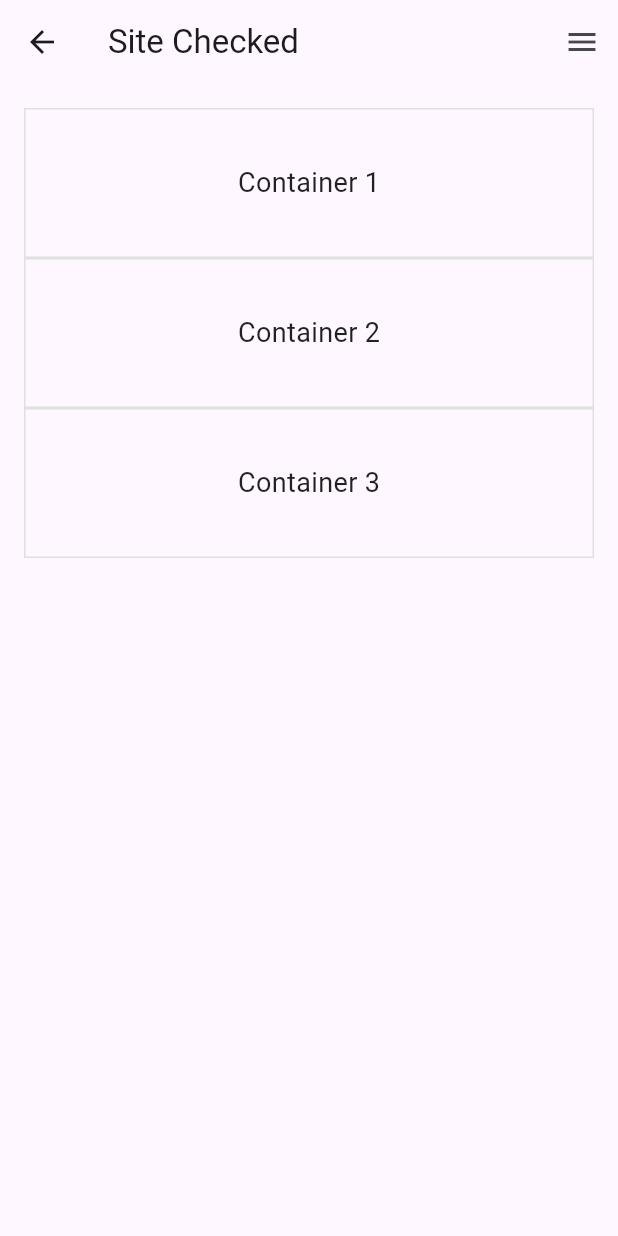
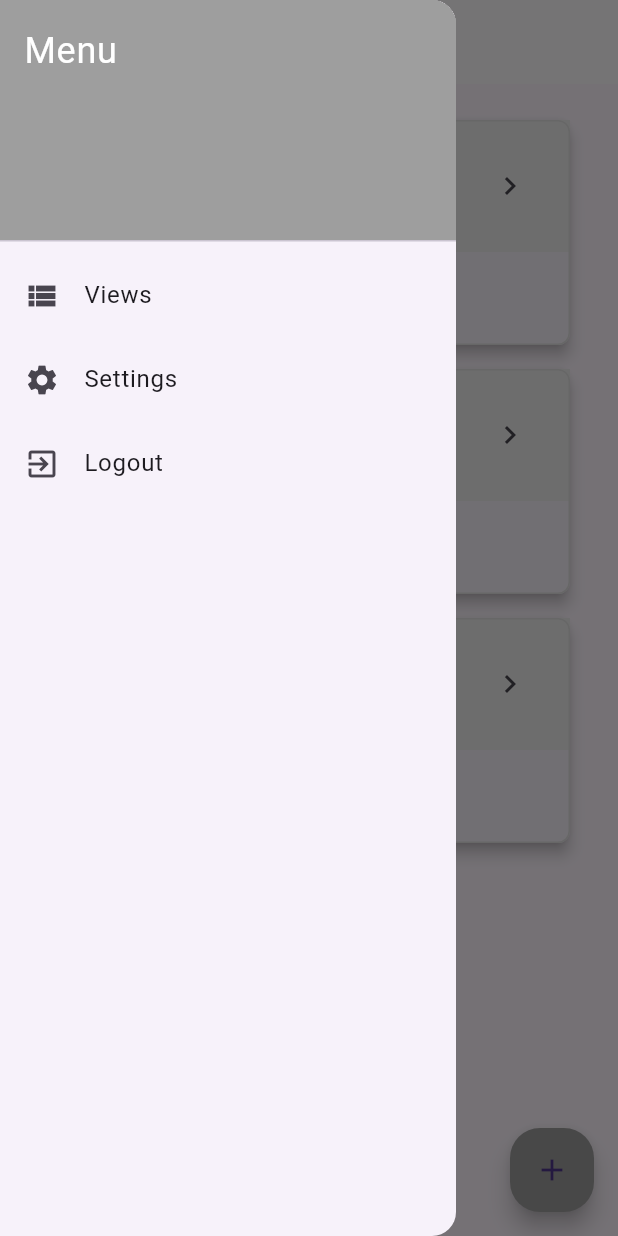
Before and after one commit to lhaislla/fpa, a Flutter app: the HomeMonitoramentoPage screen opened by its route, with the side drawer open (before the commit the screen has no drawer), on a phone screen of 412 x 824 dp. Run offline on Flutter 3.47's test engine with Material 3 defaults, Android fonts, the light colour scheme and no system bars; our stand-ins replace cloud_firestore, firebase_auth, firebase_core, google_sign_in; accounts and stored records are empty.

Commit message:
Menu lateral

```diff
--- /dev/null
+++ b/lib/services/log_out.dart
@@ -0,0 +1,13 @@
+import 'package:firebase_auth/firebase_auth.dart';
+import 'package:flutter/material.dart';
+
+class LogOut {
+  static Future<void> signOut(BuildContext context) async {
+    try {
+      await FirebaseAuth.instance.signOut();
+      Navigator.pushNamedAndRemoveUntil(context, '/login', (route) => false);
+    } catch (e) {
+      print('Erro ao sair da conta: $e');
+    }
+  }
+}
--- a/lib/shared/widgets/containers_list.dart
+++ b/lib/shared/widgets/containers_list.dart
@@ -13,21 +13,38 @@ class ContainersList extends StatelessWidget {
     return ListView.builder(
       itemCount: items.length,
       itemBuilder: (context, index) {
-        return GestureDetector(
-          onTap: () {
-            onItemClick?.call(index);
-          },
+        return Card(
+          margin: EdgeInsets.symmetric(vertical: 8.0, horizontal: 16.0),
+          elevation: 4.0, // Define a elevação dos cards
+          shape: RoundedRectangleBorder(
+            borderRadius: BorderRadius.circular(8.0),
+            side: BorderSide(color: Colors.grey[300]!), // Contorno cinza claro
+          ),
           child: Container(
-            height: 100,
-            decoration: BoxDecoration(
-              border:
-                  Border.all(color: Colors.grey[300]!), // Contorno cinza claro
-            ),
-            child: Center(
-              child: Text(
-                items[index],
-                style: TextStyle(color: Colors.black87, fontSize: 18),
-              ),
+            height: 150, // Define a altura do card
+            child: Column(
+              children: [
+                Container(
+                  color: Colors.grey[200], // Cor de fundo cinza claro
+                  child: ListTile(
+                    contentPadding: EdgeInsets.all(
+                        16.0), // Ajuste o preenchimento conforme necessário
+                    title: Text(
+                      items[index],
+                      style: TextStyle(color: Colors.black87, fontSize: 18),
+                    ),
+                    trailing: IconButton(
+                      icon: Icon(Icons.keyboard_arrow_right),
+                      onPressed: () {
+                        onItemClick?.call(index);
+                      },
+                    ),
+                    onTap: () {
+                      onItemClick?.call(index);
+                    },
+                  ),
+                ),
+              ],
             ),
           ),
         );
--- /dev/null
+++ b/lib/shared/widgets/menu_lateral.dart
@@ -0,0 +1,53 @@
+// menu_lateral.dart
+
+import 'package:flutter/material.dart';
+import 'package:fpa/services/log_out.dart'; // Importe o arquivo log_out.dart
+
+class MenuLateral extends StatelessWidget {
+  @override
+  Widget build(BuildContext context) {
+    return Drawer(
+      child: ListView(
+        padding: EdgeInsets.zero,
+        children: <Widget>[
+          DrawerHeader(
+            decoration: BoxDecoration(
+              color: Colors.grey, // Cor de fundo do cabeçalho
+            ),
+            child: Text(
+              'Menu',
+              style: TextStyle(
+                color: Colors.white,
+                fontSize: 24,
+              ),
+            ),
+          ),
+          ListTile(
+            leading: Icon(Icons.view_list),
+            title: Text('Views'),
+            onTap: () {
+              // Implemente a navegação para a página de views
+              Navigator.pushNamed(context, '/views');
+            },
+          ),
+          ListTile(
+            leading: Icon(Icons.settings),
+            title: Text('Settings'),
+            onTap: () {
+              // Implemente a navegação para a página de configurações
+              Navigator.pushNamed(context, '/settings');
+            },
+          ),
+          Spacer(), // Adiciona um espaçamento flexível
+          ListTile(
+            leading: Icon(Icons.exit_to_app),
+            title: Text('Logout'),
+            onTap: () {
+              LogOut.signOut(context); // Chama a função de logout
+            },
+          ),
+        ],
+      ),
+    );
+  }
+}
--- a/lib/views/home_monitoramento.dart
+++ b/lib/views/home_monitoramento.dart
@@ -1,29 +1,34 @@
 // views/home_monitoramento_page.dart
 
 import 'package:flutter/material.dart';
-import 'package:fpa/shared/widgets/containers_list.dart'; // Corrigindo o caminho de importação
+import 'package:fpa/shared/widgets/containers_list.dart';
+import 'package:fpa/shared/widgets/menu_lateral.dart';
 
-class HomeMonitoramentoPage extends StatelessWidget {
-  final List<String> containerItems = [
-    'Container 1',
-    'Container 2',
-    'Container 3'
-  ];
+class HomeMonitoramentoPage extends StatefulWidget {
+  @override
+  _HomeMonitoramentoPageState createState() => _HomeMonitoramentoPageState();
+}
+
+class _HomeMonitoramentoPageState extends State<HomeMonitoramentoPage> {
+  List<String> containerItems = ['Container 1', 'Container 2', 'Container 3'];
+
+  void _addNewItem() {
+    setState(() {
+      int newItemIndex = containerItems.length + 1;
+      containerItems.add('Container $newItemIndex');
+    });
+  }
 
   @override
   Widget build(BuildContext context) {
     return Scaffold(
       appBar: AppBar(
         title: Text('Site Checked'),
-        actions: [
-          IconButton(
-            icon: Icon(Icons.menu), // Ícone de menu do Material Design
-            onPressed: () {
-              // Implemente ação do ícone do menu aqui
-            },
-          ),
-        ],
+        centerTitle: true, // Centraliza o título
+        backgroundColor:
+            Colors.white60, // Define a cor da barra superior em um tom de cinza
       ),
+      drawer: MenuLateral(), // Adiciona o menu lateral no lado esquerdo
       body: Container(
         padding: EdgeInsets.all(16.0),
         child: ContainersList(
@@ -35,6 +40,14 @@ class HomeMonitoramentoPage extends StatelessWidget {
           },
         ),
       ),
+      floatingActionButton: FloatingActionButton(
+        onPressed: _addNewItem,
+        child: Icon(Icons.add),
+        backgroundColor: Colors.grey, // Cor de fundo cinza
+        shape: RoundedRectangleBorder(
+          borderRadius: BorderRadius.circular(20.0), // Borda circular
+        ),
+      ),
     );
   }
 }
```
Also changed, not shown: lib/views/RegisterScreen/register.dart (deleted).
